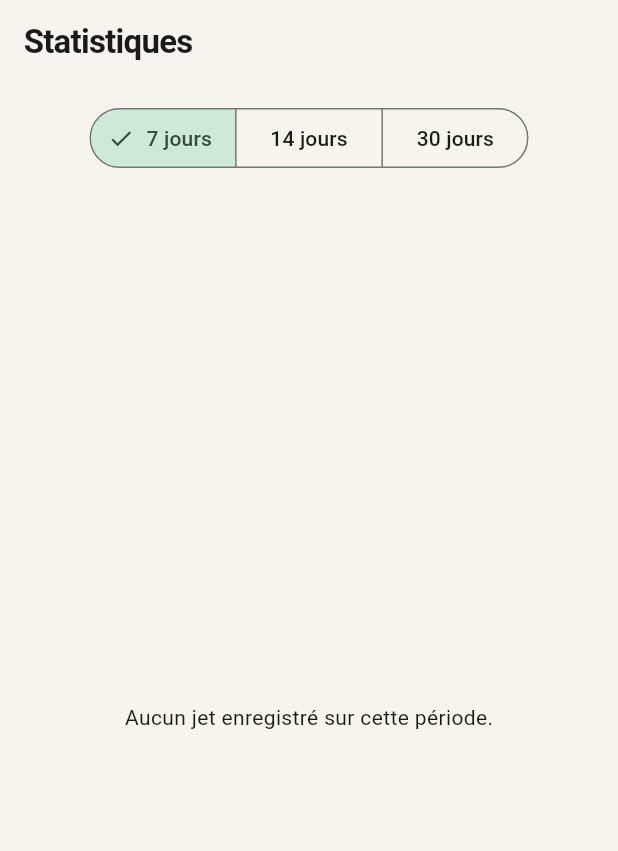
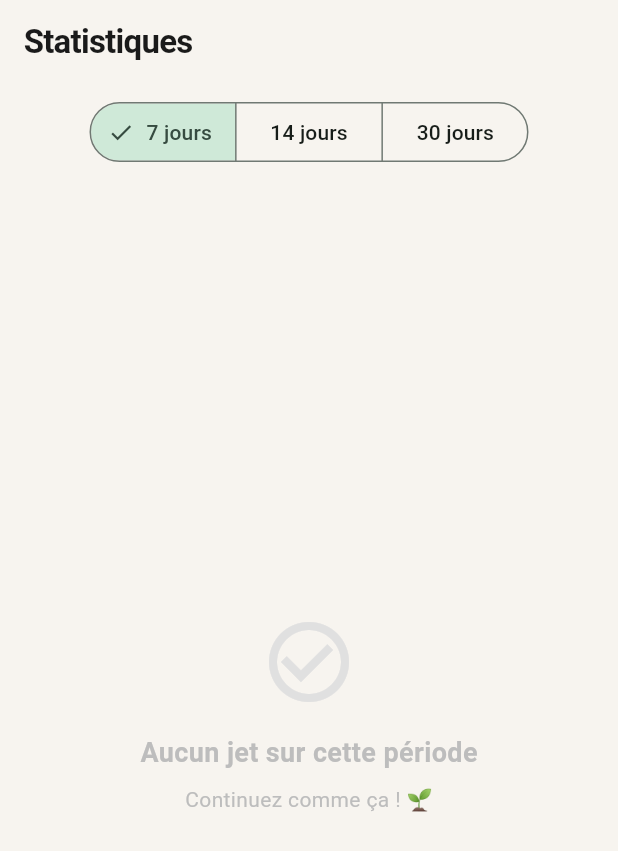
Before and after one commit to Miha976/anti_gaspi_app, a Flutter app: the StatisticsScreen screen opened by its route, on a phone screen of 412 x 824 dp. Shown: the top 851 px of the screen. Run offline on Flutter 3.47's test engine with Material 3 defaults, Android fonts, the phone set to English and light mode, and no system bars; our stand-ins replace drift, drift_flutter, flutter_local_notifications, go_router, timezone; missing offline and left inert: mobile_scanner; accounts and stored records are empty; generated files the repository leaves out were written again.

Commit message:
ui: écran statistiques redesigné, carte résumé, sections colorées

```diff
--- a/lib/screens/statistics/statistics_screen.dart
+++ b/lib/screens/statistics/statistics_screen.dart
@@ -12,7 +12,6 @@ class StatisticsScreen extends StatefulWidget {
 
 class _StatisticsScreenState extends State<StatisticsScreen> {
   int _selectedDays = 7;
-
   final List<int> _periods = [7, 14, 30];
 
   Future<List<WasteEvent>> _fetchEvents(AppDatabase db) async {
@@ -23,15 +22,14 @@ class _StatisticsScreenState extends State<StatisticsScreen> {
         .get();
   }
 
-  Map<String, int> _count(List<WasteEvent> events, String Function(WasteEvent) key) {
+  Map<String, int> _count(
+      List<WasteEvent> events, String Function(WasteEvent) key) {
     final map = <String, int>{};
     for (final e in events) {
       map[key(e)] = (map[key(e)] ?? 0) + 1;
     }
-    final sorted = Map.fromEntries(
-      map.entries.toList()..sort((a, b) => b.value.compareTo(a.value)),
-    );
-    return sorted;
+    return Map.fromEntries(
+        map.entries.toList()..sort((a, b) => b.value.compareTo(a.value)));
   }
 
   @override
@@ -42,14 +40,16 @@ class _StatisticsScreenState extends State<StatisticsScreen> {
       appBar: AppBar(title: const Text('Statistiques')),
       body: Column(
         children: [
-          const SizedBox(height: 12),
-          SegmentedButton<int>(
+          Padding(
+            padding: const EdgeInsets.fromLTRB(16, 8, 16, 0),
+            child: SegmentedButton<int>(
               segments: _periods
                   .map((d) => ButtonSegment(value: d, label: Text('$d jours')))
                   .toList(),
               selected: {_selectedDays},
               onSelectionChanged: (val) =>
                   setState(() => _selectedDays = val.first),
+            ),
           ),
           const SizedBox(height: 16),
           Expanded(
@@ -63,8 +63,29 @@ class _StatisticsScreenState extends State<StatisticsScreen> {
                 final events = snapshot.data ?? [];
 
                 if (events.isEmpty) {
-                  return const Center(
-                    child: Text('Aucun jet enregistré sur cette période.'),
+                  return Center(
+                    child: Column(
+                      mainAxisAlignment: MainAxisAlignment.center,
+                      children: [
+                        Icon(Icons.check_circle_outline,
+                            size: 64, color: Colors.grey.shade300),
+                        const SizedBox(height: 16),
+                        Text(
+                          'Aucun jet sur cette période',
+                          style: TextStyle(
+                            fontSize: 18,
+                            fontWeight: FontWeight.w600,
+                            color: Colors.grey.shade400,
+                          ),
+                        ),
+                        const SizedBox(height: 8),
+                        Text(
+                          'Continuez comme ça ! 🌱',
+                          style: TextStyle(
+                              fontSize: 14, color: Colors.grey.shade400),
+                        ),
+                      ],
+                    ),
                   );
                 }
 
@@ -73,16 +94,62 @@ class _StatisticsScreenState extends State<StatisticsScreen> {
                 final byProduct = _count(events, (e) => e.productName);
 
                 return ListView(
-                  padding: const EdgeInsets.all(16),
+                  padding: const EdgeInsets.fromLTRB(16, 0, 16, 32),
                   children: [
-                    _SectionTitle(
-                        title: '${events.length} jet(s) sur $_selectedDays jours'),
-                    const SizedBox(height: 16),
-                    _StatSection(title: 'Par catégorie', data: byCategory),
-                    const SizedBox(height: 16),
-                    _StatSection(title: 'Par raison', data: byReason),
-                    const SizedBox(height: 16),
-                    _StatSection(title: 'Produits les plus jetés', data: byProduct),
+                    // Carte résumé
+                    Container(
+                      padding: const EdgeInsets.all(20),
+                      decoration: BoxDecoration(
+                        color: const Color(0xFF2D6A4F),
+                        borderRadius: BorderRadius.circular(16),
+                      ),
+                      child: Row(
+                        children: [
+                          Expanded(
+                            child: _SummaryTile(
+                              value: '${events.length}',
+                              label: 'Jets déclarés',
+                              icon: Icons.delete_outline_rounded,
+                            ),
+                          ),
+                          Container(
+                            width: 1,
+                            height: 40,
+                            color: Colors.white.withOpacity(0.2),
+                          ),
+                          Expanded(
+                            child: _SummaryTile(
+                              value: byCategory.keys.first,
+                              label: 'Catégorie principale',
+                              icon: Icons.category_outlined,
+                            ),
+                          ),
+                        ],
+                      ),
+                    ),
+
+                    const SizedBox(height: 20),
+
+                    _StatCard(
+                      title: 'Par catégorie',
+                      icon: Icons.category_outlined,
+                      data: byCategory,
+                      color: const Color(0xFF2D6A4F),
+                    ),
+                    const SizedBox(height: 12),
+                    _StatCard(
+                      title: 'Par raison',
+                      icon: Icons.help_outline_rounded,
+                      data: byReason,
+                      color: const Color(0xFFE07A5F),
+                    ),
+                    const SizedBox(height: 12),
+                    _StatCard(
+                      title: 'Produits les plus jetés',
+                      icon: Icons.inventory_2_outlined,
+                      data: byProduct,
+                      color: const Color(0xFF5C8FAA),
+                    ),
                   ],
                 );
               },
@@ -94,60 +161,144 @@ class _StatisticsScreenState extends State<StatisticsScreen> {
   }
 }
 
-class _SectionTitle extends StatelessWidget {
-  final String title;
-  const _SectionTitle({required this.title});
+class _SummaryTile extends StatelessWidget {
+  final String value;
+  final String label;
+  final IconData icon;
+
+  const _SummaryTile({
+    required this.value,
+    required this.label,
+    required this.icon,
+  });
 
   @override
   Widget build(BuildContext context) {
-    return Text(
-      title,
-      style: const TextStyle(fontSize: 18, fontWeight: FontWeight.bold),
+    return Column(
+      children: [
+        Icon(icon, color: Colors.white.withOpacity(0.8), size: 20),
+        const SizedBox(height: 6),
+        Text(
+          value,
+          textAlign: TextAlign.center,
+          maxLines: 1,
+          overflow: TextOverflow.ellipsis,
+          style: const TextStyle(
+            fontSize: 18,
+            fontWeight: FontWeight.w700,
+            color: Colors.white,
+          ),
+        ),
+        const SizedBox(height: 2),
+        Text(
+          label,
+          textAlign: TextAlign.center,
+          style: TextStyle(
+            fontSize: 11,
+            color: Colors.white.withOpacity(0.7),
+          ),
+        ),
+      ],
     );
   }
 }
 
-class _StatSection extends StatelessWidget {
+class _StatCard extends StatelessWidget {
   final String title;
+  final IconData icon;
   final Map<String, int> data;
+  final Color color;
 
-  const _StatSection({required this.title, required this.data});
+  const _StatCard({
+    required this.title,
+    required this.icon,
+    required this.data,
+    required this.color,
+  });
 
   @override
   Widget build(BuildContext context) {
     final total = data.values.fold(0, (a, b) => a + b);
 
-    return Column(
+    return Container(
+      padding: const EdgeInsets.all(16),
+      decoration: BoxDecoration(
+        color: Colors.white,
+        borderRadius: BorderRadius.circular(16),
+      ),
+      child: Column(
         crossAxisAlignment: CrossAxisAlignment.start,
         children: [
-        Text(title,
-            style: const TextStyle(fontSize: 15, fontWeight: FontWeight.w600)),
-        const SizedBox(height: 8),
+          Row(
+            children: [
+              Container(
+                width: 32,
+                height: 32,
+                decoration: BoxDecoration(
+                  color: color.withOpacity(0.1),
+                  borderRadius: BorderRadius.circular(8),
+                ),
+                child: Icon(icon, size: 16, color: color),
+              ),
+              const SizedBox(width: 10),
+              Text(
+                title,
+                style: const TextStyle(
+                  fontSize: 14,
+                  fontWeight: FontWeight.w600,
+                  color: Color(0xFF1A1A1A),
+                ),
+              ),
+            ],
+          ),
+          const SizedBox(height: 14),
           ...data.entries.map((entry) {
             final percent = total == 0 ? 0.0 : entry.value / total;
             return Padding(
-            padding: const EdgeInsets.only(bottom: 8),
+              padding: const EdgeInsets.only(bottom: 10),
               child: Column(
                 crossAxisAlignment: CrossAxisAlignment.start,
                 children: [
                   Row(
                     mainAxisAlignment: MainAxisAlignment.spaceBetween,
                     children: [
-                    Text(entry.key),
-                    Text('${entry.value}x'),
+                      Expanded(
+                        child: Text(
+                          entry.key,
+                          maxLines: 1,
+                          overflow: TextOverflow.ellipsis,
+                          style: const TextStyle(
+                            fontSize: 13,
+                            color: Color(0xFF1A1A1A),
+                          ),
+                        ),
+                      ),
+                      Text(
+                        '${entry.value}x',
+                        style: TextStyle(
+                          fontSize: 13,
+                          fontWeight: FontWeight.w600,
+                          color: color,
+                        ),
+                      ),
                     ],
                   ),
-                const SizedBox(height: 4),
-                LinearProgressIndicator(
+                  const SizedBox(height: 5),
+                  ClipRRect(
+                    borderRadius: BorderRadius.circular(6),
+                    child: LinearProgressIndicator(
                       value: percent,
-                  minHeight: 6,
-                  borderRadius: BorderRadius.circular(4),
+                      minHeight: 8,
+                      backgroundColor: color.withOpacity(0.1),
+                      valueColor: AlwaysStoppedAnimation<Color>(color),
+                    ),
                   ),
                 ],
               ),
             );
           }),
         ],
+      ),
     );
   }
 }
```
Lines whose indentation alone changed are shown as unchanged.
